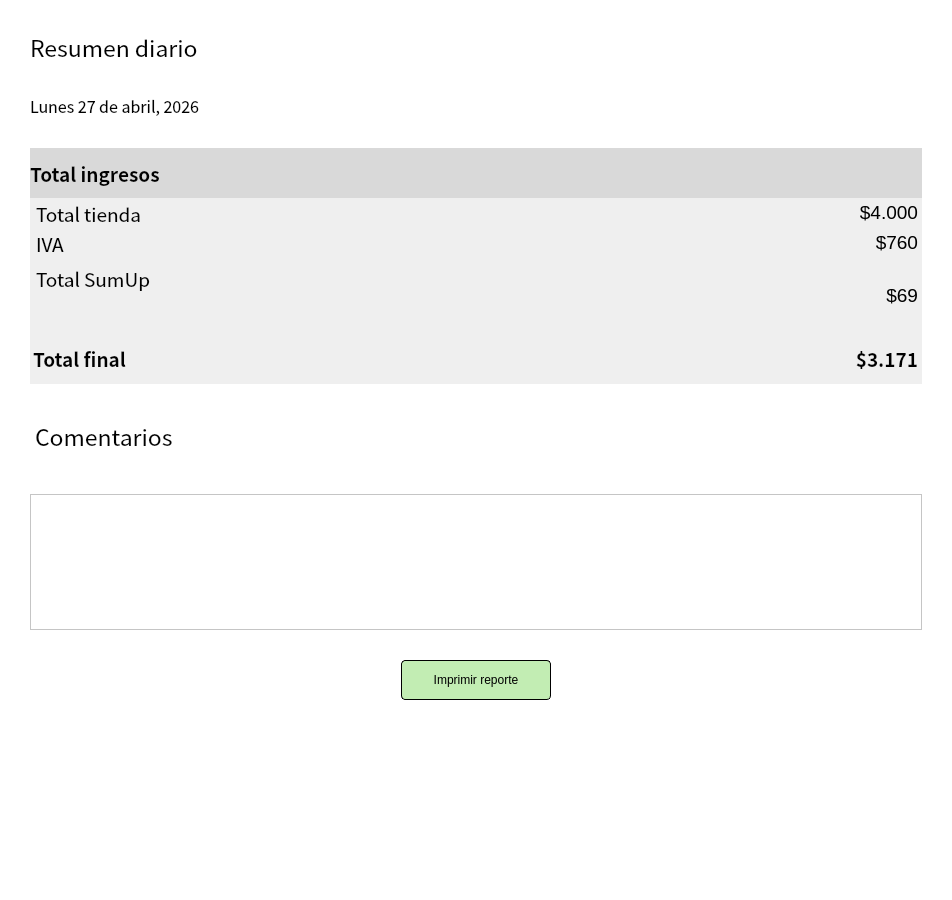
Qt form src/ui/views/resumen_caja.ui (Lokyui/cuartoambulanteapp) before a commit.
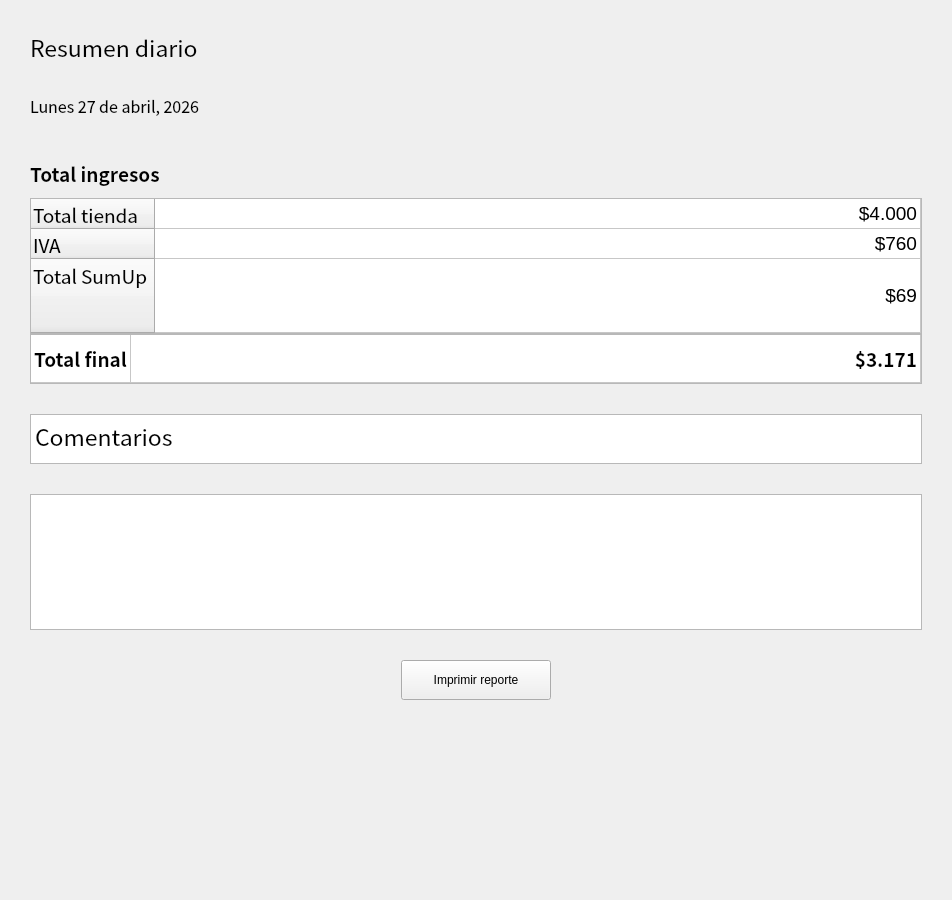
The same form after that commit.

What changed in the file:
```diff
--- a/src/ui/views/resumen_caja.ui
+++ b/src/ui/views/resumen_caja.ui
@@ -13,9 +13,6 @@
   <property name="windowTitle">
    <string>Form</string>
   </property>
-  <property name="styleSheet">
-   <string notr="true">background-color:white;</string>
-  </property>
   <layout class="QVBoxLayout" name="verticalLayout_4">
    <property name="spacing">
     <number>30</number>
@@ -119,9 +116,8 @@
          <bold>true</bold>
         </font>
        </property>
-       <property name="styleSheet">
-        <string notr="true">background-color: #D9D9D9;
-border: transparent;</string>
+       <property name="class" stdset="0">
+        <string>banner</string>
        </property>
        <property name="text">
         <string>Total ingresos</string>
@@ -130,23 +126,8 @@
      </item>
      <item>
       <widget class="QTableWidget" name="tableWidget">
-       <property name="styleSheet">
-        <string notr="true">QTableWidget {
-    background-color: #EFEFEF;
-    border: none;
-    gridline-color: transparent;
-    outline: 0;
-    color: black;
-    selection-background-color: #EFEFEF;
-    selection-color: black;
-}
-
-QHeaderView::section {
-    background-color: #EFEFEF;
-    color: black;
-    border: none;
-    padding: 6px;
-}</string>
+       <property name="class" stdset="0">
+        <string>tabla-caja</string>
        </property>
        <attribute name="horizontalHeaderVisible">
         <bool>false</bool>
@@ -262,26 +243,8 @@
          <height>50</height>
         </size>
        </property>
-       <property name="styleSheet">
-        <string notr="true">QTableWidget {
-    background-color: #EFEFEF;
-    border: none;
-    gridline-color: transparent;
-    outline: 0;
-    font-size: 12px;
-    color: black;
-    selection-background-color: #EFEFEF;
-    selection-color: black;
-}
-
-QHeaderView::section {
-    background-color: #EFEFEF;
-    color: black;
-    border: none;
-    font-weight: bold;
-    font-size: 14px;
-    padding: 6px;
-}</string>
+       <property name="class" stdset="0">
+        <string>tabla-caja</string>
        </property>
        <attribute name="horizontalHeaderVisible">
         <bool>false</bool>
@@ -376,9 +339,6 @@
          <pointsize>17</pointsize>
         </font>
        </property>
-       <property name="styleSheet">
-        <string notr="true">background-color: transparent;</string>
-       </property>
        <property name="plainText">
         <string>Comentarios</string>
        </property>
@@ -401,10 +361,8 @@
          <height>50</height>
         </size>
        </property>
-       <property name="styleSheet">
-        <string notr="true">background-color: #C2EDB3;
-    border: 1px solid black;
-    border-radius: 4px;</string>
+       <property name="class" stdset="0">
+        <string>btn-primario</string>
        </property>
        <property name="text">
         <string>Imprimir reporte</string>
```
